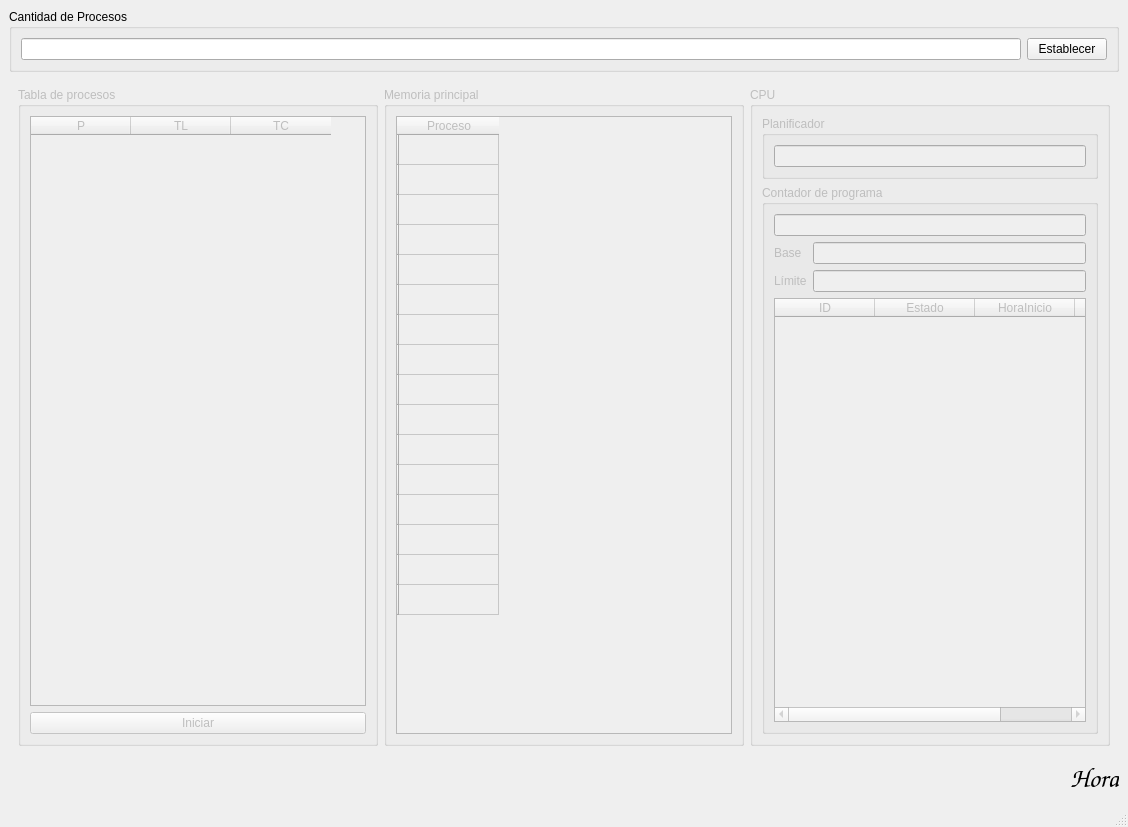
Old version of the form interfaz.ui in the repository DanielSajvin/ProyectoS.O.1.
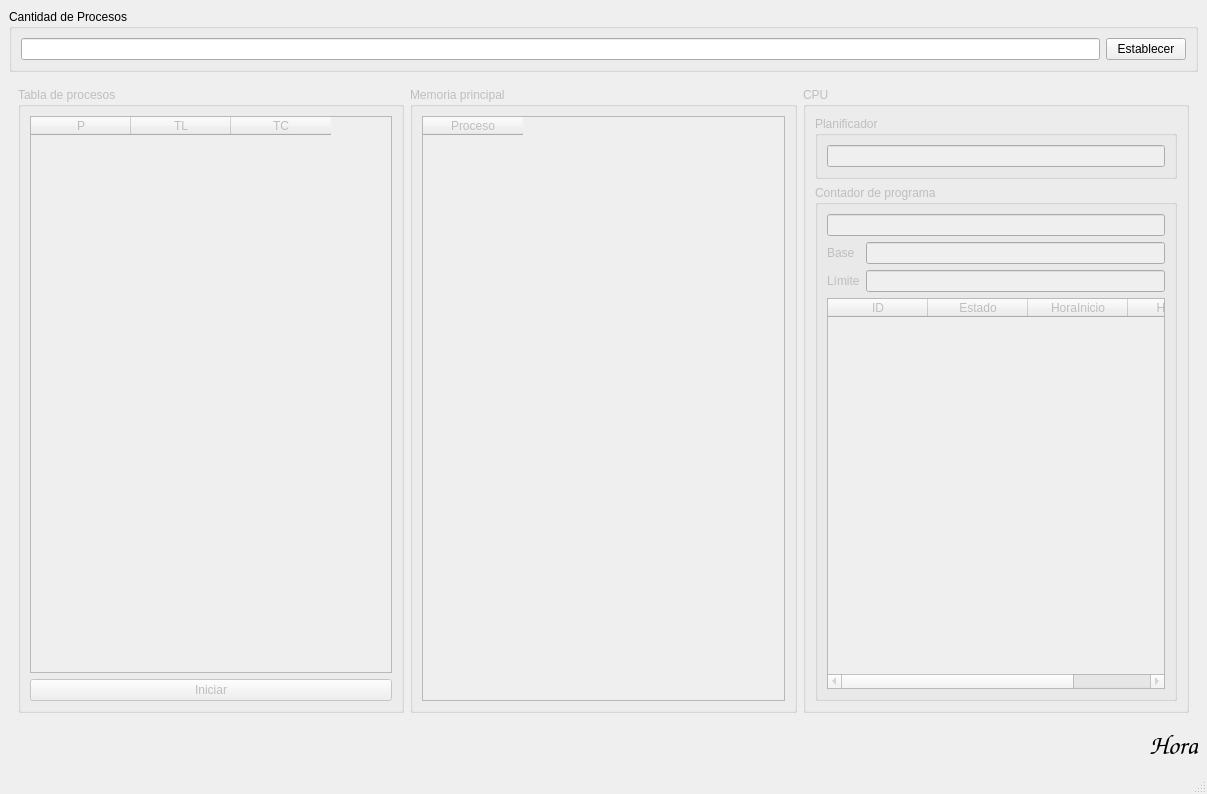
New version of the form.

The edit to the form file:
```diff
--- a/interfaz.ui
+++ b/interfaz.ui
@@ -6,8 +6,8 @@
    <rect>
     <x>0</x>
     <y>0</y>
-    <width>1128</width>
-    <height>827</height>
+    <width>1207</width>
+    <height>794</height>
    </rect>
   </property>
   <property name="windowTitle">
@@ -179,86 +179,6 @@
          <layout class="QGridLayout" name="gridLayout_3">
           <item row="0" column="0">
            <widget class="QTableWidget" name="tablaMemoria">
-            <row>
-             <property name="text">
-              <string/>
-             </property>
-            </row>
-            <row>
-             <property name="text">
-              <string/>
-             </property>
-            </row>
-            <row>
-             <property name="text">
-              <string/>
-             </property>
-            </row>
-            <row>
-             <property name="text">
-              <string/>
-             </property>
-            </row>
-            <row>
-             <property name="text">
-              <string/>
-             </property>
-            </row>
-            <row>
-             <property name="text">
-              <string/>
-             </property>
-            </row>
-            <row>
-             <property name="text">
-              <string/>
-             </property>
-            </row>
-            <row>
-             <property name="text">
-              <string/>
-             </property>
-            </row>
-            <row>
-             <property name="text">
-              <string/>
-             </property>
-            </row>
-            <row>
-             <property name="text">
-              <string/>
-             </property>
-            </row>
-            <row>
-             <property name="text">
-              <string/>
-             </property>
-            </row>
-            <row>
-             <property name="text">
-              <string/>
-             </property>
-            </row>
-            <row>
-             <property name="text">
-              <string/>
-             </property>
-            </row>
-            <row>
-             <property name="text">
-              <string/>
-             </property>
-            </row>
-            <row>
-             <property name="text">
-              <string/>
-             </property>
-            </row>
-            <row>
-             <property name="text">
-              <string/>
-             </property>
-            </row>
             <column>
              <property name="text">
               <string>Proceso</string>
```
